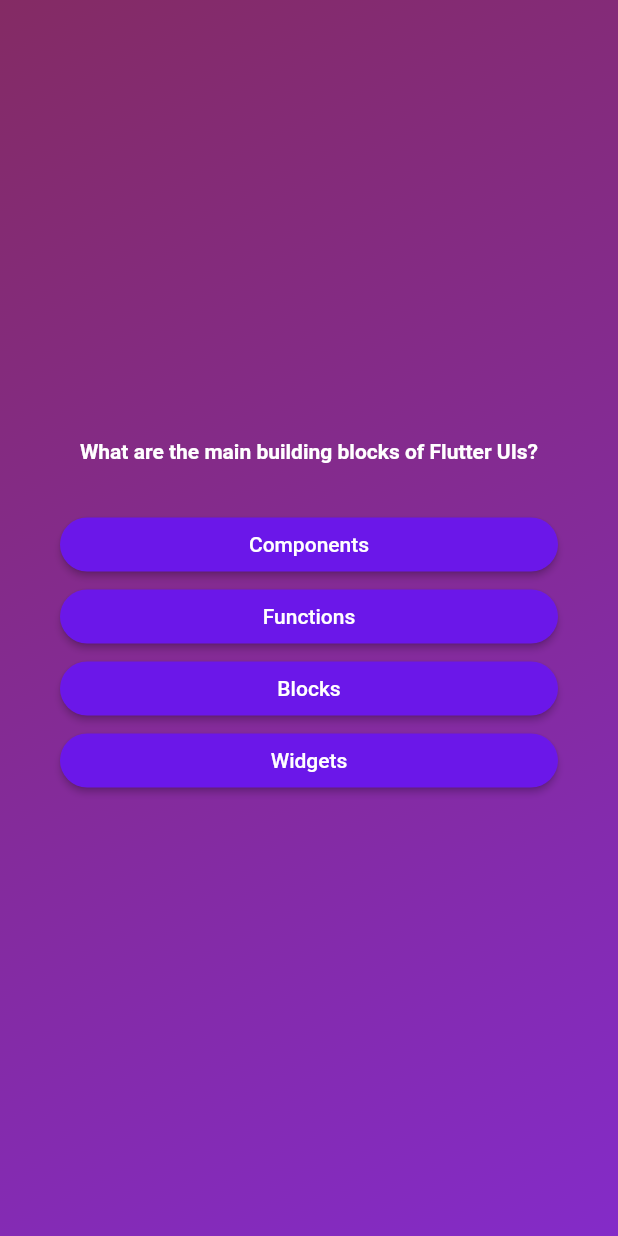
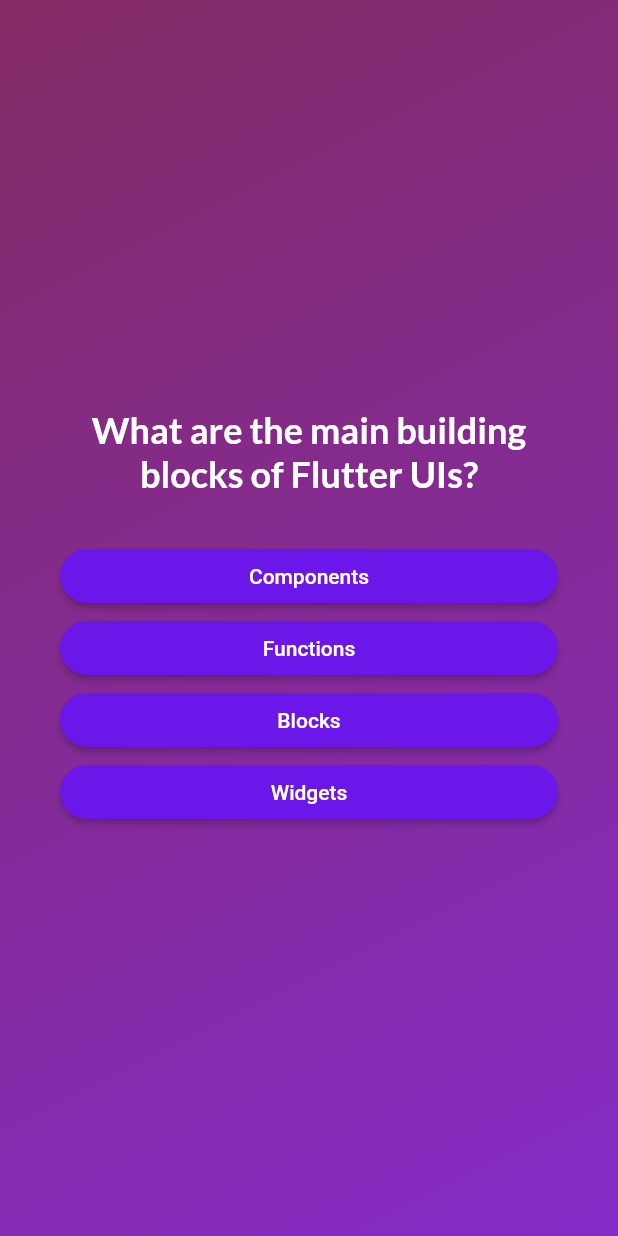
Before and after one commit to CongNQ-Dev/flutter-quiz-app, a Flutter app: the screen it shows after launch, after a tap on "Start Quiz", on a phone screen of 412 x 824 dp. Run offline on Flutter 3.47's test engine with Material 2 defaults, Android fonts, the phone set to English and light mode, and no system bars; our stand-ins replace google_fonts.

Commit message:
Using Third-Party Packages & Adding Google Fonts

```diff
--- a/lib/aswer_button.dart
+++ b/lib/aswer_button.dart
@@ -9,13 +9,16 @@ class AnswerButton extends StatelessWidget {
   Widget build(BuildContext context) {
     return ElevatedButton(
       onPressed: onTap,
-      child: Text(answerText),
       style: ElevatedButton.styleFrom(
         padding: const EdgeInsets.symmetric(vertical: 10, horizontal: 40),
         backgroundColor: Color.fromARGB(255, 107, 23, 233),
         foregroundColor: Colors.white,
         shape: RoundedRectangleBorder(borderRadius: BorderRadius.circular(40)),
       ),
+      child: Text(
+        answerText,
+        textAlign: TextAlign.center,
+      ),
     );
   }
 }
--- a/lib/main.dart
+++ b/lib/main.dart
@@ -1,7 +1,5 @@
 import 'package:flutter/material.dart';
 import 'package:quiz/quiz.dart';
-
-import 'start_screen.dart';
 
 void main() {
   runApp(const Quiz());
--- a/lib/models/quiz_question.dart
+++ b/lib/models/quiz_question.dart
@@ -3,8 +3,8 @@ class QuizQuestion {
   final List<String> _answers;
   const QuizQuestion(this.text, this._answers);
   List getShuffledAnswers() {
-    List suffledList = List.of(_answers);
-    suffledList.shuffle();
-    return suffledList;
+    List shuffledList = List.of(_answers);
+    shuffledList.shuffle();
+    return shuffledList;
   }
 }
--- a/lib/question_screen.dart
+++ b/lib/question_screen.dart
@@ -1,6 +1,7 @@
 import "package:flutter/material.dart";
 import "package:quiz/aswer_button.dart";
 import "./data/questions.dart";
+import "package:google_fonts/google_fonts.dart";
 
 class QuestionsScreen extends StatefulWidget {
   const QuestionsScreen({super.key});
@@ -30,8 +31,9 @@ class _QuestionsScreenState extends State<QuestionsScreen> {
           children: [
             Text(
               currentQuestions.text,
-              style: const TextStyle(
+              style: GoogleFonts.lato(
                 color: Colors.white,
+                fontSize: 24,
                 fontWeight: FontWeight.bold,
               ),
               textAlign: TextAlign.center,
--- a/lib/quiz.dart
+++ b/lib/quiz.dart
@@ -53,6 +53,5 @@ class _QuizState extends State<Quiz> {
         ),
       ),
     );
-    ;
   }
 }
--- a/pubspec.yaml
+++ b/pubspec.yaml
@@ -34,6 +34,7 @@ dependencies:
   # The following adds the Cupertino Icons font to your application.
   # Use with the CupertinoIcons class for iOS style icons.
   cupertino_icons: ^1.0.2
+  google_fonts: ^5.1.0
 
 dev_dependencies:
   flutter_test:
```
Also changed, not shown: pubspec.lock, 10 other files.
